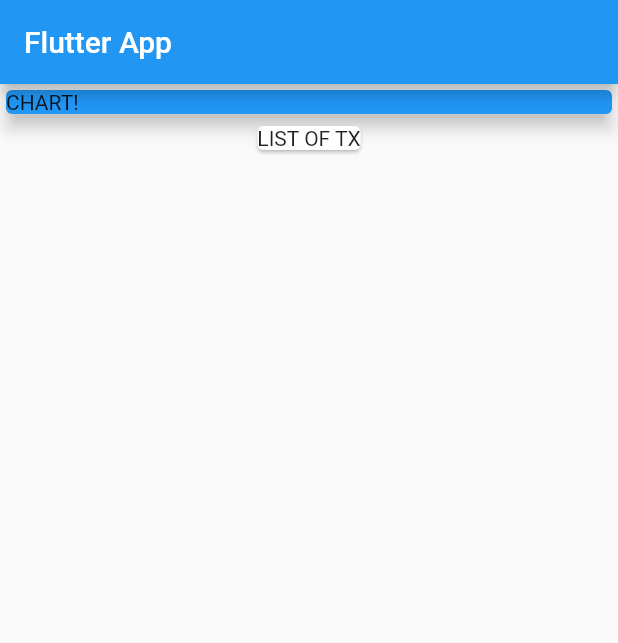
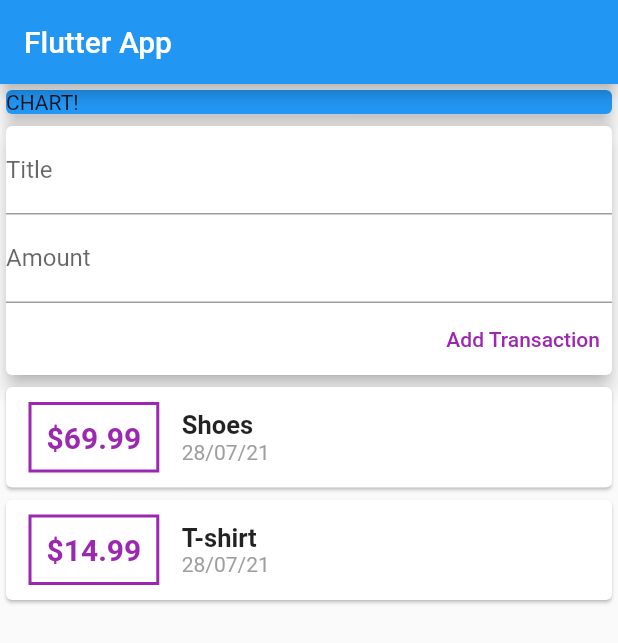
Before and after one commit to bsilva89/Flutter-Course, a Flutter app: the screen it shows after launch, on a phone screen of 412 x 824 dp. Shown: the top 643 px of the screen. Run offline on Flutter 3.47's test engine with Material 2 defaults, Android fonts, the phone set to English and light mode, and no system bars; statements that could not run were skipped.

Commit message:
add input text

```diff
--- a/expense_app/lib/main.dart
+++ b/expense_app/lib/main.dart
@@ -1,4 +1,7 @@
 import 'package:flutter/material.dart';
+import 'package:intl/intl.dart';
+
+import './transaction.dart';
 
 void main() => runApp(MyApp());
 
@@ -13,6 +16,21 @@ class MyApp extends StatelessWidget {
 }
 
 class MyHomePage extends StatelessWidget {
+  final List<Transaction> transactions = [
+    Transaction(
+      id: 't1',
+      title: 'Shoes',
+      amount: 69.99,
+      date: DateTime.now(),
+    ),
+    Transaction(
+      id: 't2',
+      title: 'T-shirt',
+      amount: 14.99,
+      date: DateTime.now(),
+    ),
+  ];
+
   @override
   Widget build(BuildContext context) {
     return Scaffold(
@@ -20,6 +38,7 @@ class MyHomePage extends StatelessWidget {
         title: Text('Flutter App'),
       ),
       body: Column(
+        mainAxisAlignment: MainAxisAlignment.start,
         children: <Widget>[
           Container(
             width: double.infinity,
@@ -30,7 +49,74 @@ class MyHomePage extends StatelessWidget {
             ),
           ),
           Card(
-            child: Text('LIST OF TX'),
+            elevation: 5,
+            child: Container(
+              padding: EdgeInsets.only(top:10, bottom: 5, left),
+              child: Column(
+                crossAxisAlignment: CrossAxisAlignment.end,
+                children: [
+                  TextField(
+                    decoration: InputDecoration(labelText: 'Title'),
+                  ),
+                  TextField(
+                    decoration: InputDecoration(labelText: 'Amount'),
+                  ),
+                  TextButton(
+                    onPressed: () => {},
+                    style: TextButton.styleFrom(
+                      primary: Colors.purple,
+                    ),
+                    child: Text('Add Transaction'),
+                  ),
+                ],
+              ),
+            ),
+          ),
+          Column(
+            children: transactions
+                .map((tx) => Card(
+                      child: Row(
+                        children: <Widget>[
+                          Container(
+                            margin: EdgeInsets.symmetric(
+                                vertical: 10, horizontal: 15),
+                            decoration: BoxDecoration(
+                                border: Border.all(
+                              color: Colors.purple,
+                              width: 2,
+                            )),
+                            padding: EdgeInsets.all(10),
+                            child: Text(
+                              '\$${tx.amount}',
+                              style: TextStyle(
+                                fontWeight: FontWeight.bold,
+                                fontSize: 20,
+                                color: Colors.purple,
+                              ),
+                            ),
+                          ),
+                          Column(
+                            crossAxisAlignment: CrossAxisAlignment.start,
+                            children: [
+                              Text(
+                                tx.title,
+                                style: TextStyle(
+                                  fontSize: 17,
+                                  fontWeight: FontWeight.bold,
+                                ),
+                              ),
+                              Text(
+                                DateFormat('dd/MM/yy').format(tx.date),
+                                style: TextStyle(
+                                  color: Colors.grey,
+                                ),
+                              )
+                            ],
+                          )
+                        ],
+                      ),
+                    ))
+                .toList(),
           ),
         ],
       ),
--- /dev/null
+++ b/expense_app/lib/transaction.dart
@@ -0,0 +1,15 @@
+import 'package:flutter/foundation.dart';
+
+class Transaction {
+  final String id;
+  final String title;
+  final double amount;
+  final DateTime date;
+
+  Transaction({
+    @required this.id,
+    @required this.title,
+    @required this.amount,
+    @required this.date,
+  });
+}
--- a/expense_app/pubspec.yaml
+++ b/expense_app/pubspec.yaml
@@ -19,6 +19,7 @@ environment:
 dependencies:
   flutter:
     sdk: flutter
+  intl: ^0.17.0
 
   # The following adds the Cupertino Icons font to your application.
   # Use with the CupertinoIcons class for iOS style icons.
```
Also changed, not shown: expense_app/pubspec.lock.
